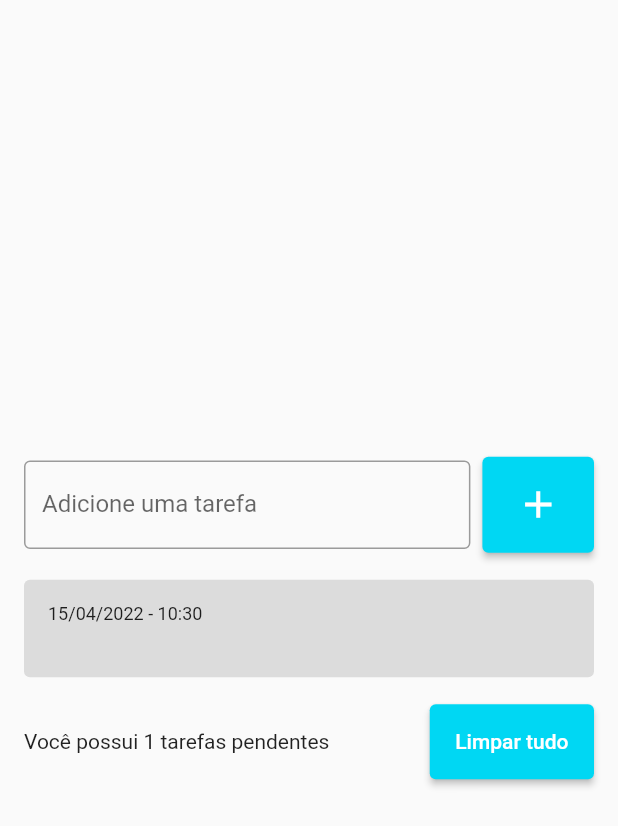
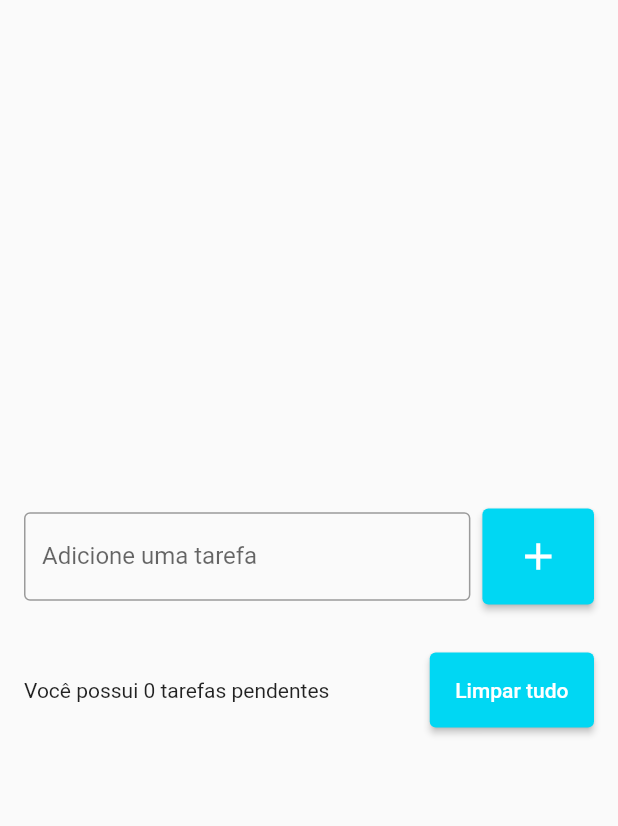
Before and after one commit to RFBruno/flutter-todo, a Flutter app: the screen it shows after launch, after a tap on the "add" icon, after a tap on "Limpar tudo", on a phone screen of 412 x 824 dp. Shown: the top 826 px of the screen. Run offline on Flutter 3.47's test engine with Material 2 defaults, Android fonts, the phone set to English and light mode, and no system bars; our stand-ins replace flutter_slidable.

Commit message:
added method delete, scanffoldMessenger

```diff
--- a/lib/pages/todo_list.dart
+++ b/lib/pages/todo_list.dart
@@ -15,6 +15,8 @@ class _TodoListPageState extends State<TodoListPage> {
   final TextEditingController todoController = new TextEditingController();
 
   List<Todo> todos = [];
+  Todo? deletedTodo;
+  int? deletedTodoPos;
 
   @override
   Widget build(BuildContext context) {
@@ -45,7 +47,7 @@ class _TodoListPageState extends State<TodoListPage> {
                         child: ElevatedButton(
                           onPressed: (){
                             setState(() {
-                              Todo newTodo = new Todo(
+                              Todo newTodo = Todo(
                                   title: todoController.text,
                                   dateTime: DateTime.now()
                                   );
@@ -54,8 +56,8 @@ class _TodoListPageState extends State<TodoListPage> {
                             todoController.clear();
                           },
                           style: ElevatedButton.styleFrom(
-                            primary : Color(0xff00d7f3),
-                            padding: EdgeInsets.all(17)
+                            primary :const Color(0xff00d7f3),
+                            padding:const EdgeInsets.all(17)
                           ),
                           child: const Icon(
                             Icons.add,
@@ -73,7 +75,8 @@ class _TodoListPageState extends State<TodoListPage> {
                     children:[
                       for (var todo in todos)
                         TodoListItem(
-                          todo:todo
+                          todo:todo,
+                          onDelete: onDelete
                         ),
                     ],
                   ),
@@ -87,7 +90,11 @@ class _TodoListPageState extends State<TodoListPage> {
                     const SizedBox(width: 8,),
                     ElevatedButton(
                       child: Text('Limpar tudo'),
-                      onPressed: () {},
+                      onPressed: () {
+                        setState(() {
+                          todos = [];
+                        });
+                      },
                       style: ElevatedButton.styleFrom(
                             primary : Color(0xff00d7f3),
                             padding: EdgeInsets.all(17)
@@ -103,4 +110,36 @@ class _TodoListPageState extends State<TodoListPage> {
       ),
     );
   }
+
+  void onDelete(Todo todo){
+
+    deletedTodo = todo;
+    deletedTodoPos = todos.indexOf(todo);
+
+    setState(() {
+      todos.remove(todo);
+    });
+
+    ScaffoldMessenger.of(context).clearSnackBars();
+    ScaffoldMessenger.of(context).showSnackBar(
+      SnackBar(
+          content: Text(
+            'Tarefa ${todo.title} foi removida com sucesso.',
+            style: TextStyle(
+              color: Color(0xff060708)
+            ),),
+            backgroundColor: Colors.white70,
+            action: SnackBarAction(
+              label: 'Desfazer',
+              textColor: const Color(0xff00d7f3),
+              onPressed: () {
+                setState(() {
+                  todos.insert(deletedTodoPos!, deletedTodo!);
+                });
+              }
+              ),
+            duration: const Duration(seconds: 5),
+        )
+      );
+  }
 }
--- a/lib/widgets/todo_list_item.dart
+++ b/lib/widgets/todo_list_item.dart
@@ -1,24 +1,32 @@
 import 'package:flutter/cupertino.dart';
 import 'package:flutter/material.dart';
+import 'package:flutter_slidable/flutter_slidable.dart';
 import 'package:intl/intl.dart';
 import 'package:todolist/models/todo.dart';
 
 class TodoListItem extends StatelessWidget {
-  const TodoListItem({ Key? key, required this.todo }) : super(key: key);
+  const TodoListItem({
+      Key? key,
+      required this.todo,
+      required this.onDelete
+    }) : super(key: key);
 
   final Todo todo;
+  final Function(Todo) onDelete;
 
   @override
   Widget build(BuildContext context) {
-    return Container(
-      margin: const EdgeInsets.symmetric(vertical: 2),
+    return Padding(
+      padding: const EdgeInsets.symmetric(vertical: 2),
+      child: Slidable(
+        child: Container(
             decoration: BoxDecoration(
               borderRadius: BorderRadius.circular(4),
               color: Colors.black12,
             ),
             padding: const EdgeInsets.all(16),
             child: Column(
-        crossAxisAlignment: CrossAxisAlignment.start,
+              crossAxisAlignment: CrossAxisAlignment.stretch,
               children: [
                 Text(
                   DateFormat('dd/MM/yyyy - HH:mm').format(todo.dateTime),
@@ -35,6 +43,22 @@ class TodoListItem extends StatelessWidget {
                   ),
               ],
             ),
+          ),
+        endActionPane: ActionPane(
+            motion: const DrawerMotion(),
+            extentRatio: 0.25,
+            children: [
+              SlidableAction(
+                label: 'Deletar',
+                backgroundColor: Colors.red,
+                icon: Icons.delete,
+                onPressed: (context) {
+                  onDelete(todo);
+                },
+              ),
+            ],
+          ),
+        ),
     );
   }
 }
--- a/pubspec.yaml
+++ b/pubspec.yaml
@@ -35,6 +35,7 @@ dependencies:
   # Use with the CupertinoIcons class for iOS style icons.
   cupertino_icons: ^1.0.2
   intl:
+  flutter_slidable: ^1.2.0
 
 dev_dependencies:
   flutter_test:
```
Also changed, not shown: pubspec.lock. Lines whose indentation alone changed are shown as unchanged.
